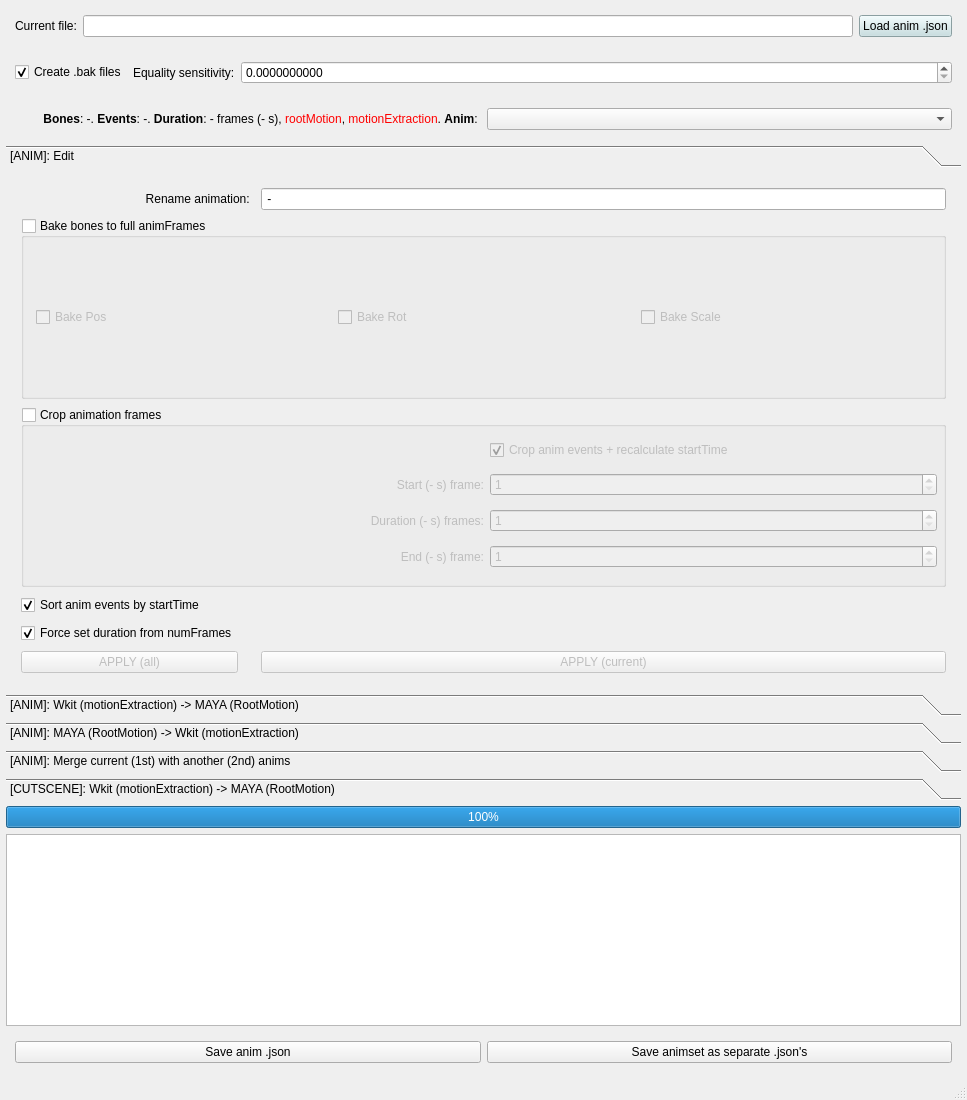
Old version of the form source/W3MayaAnimUtil.ui in the repository nikich340/W3-Maya-AnimUtil.
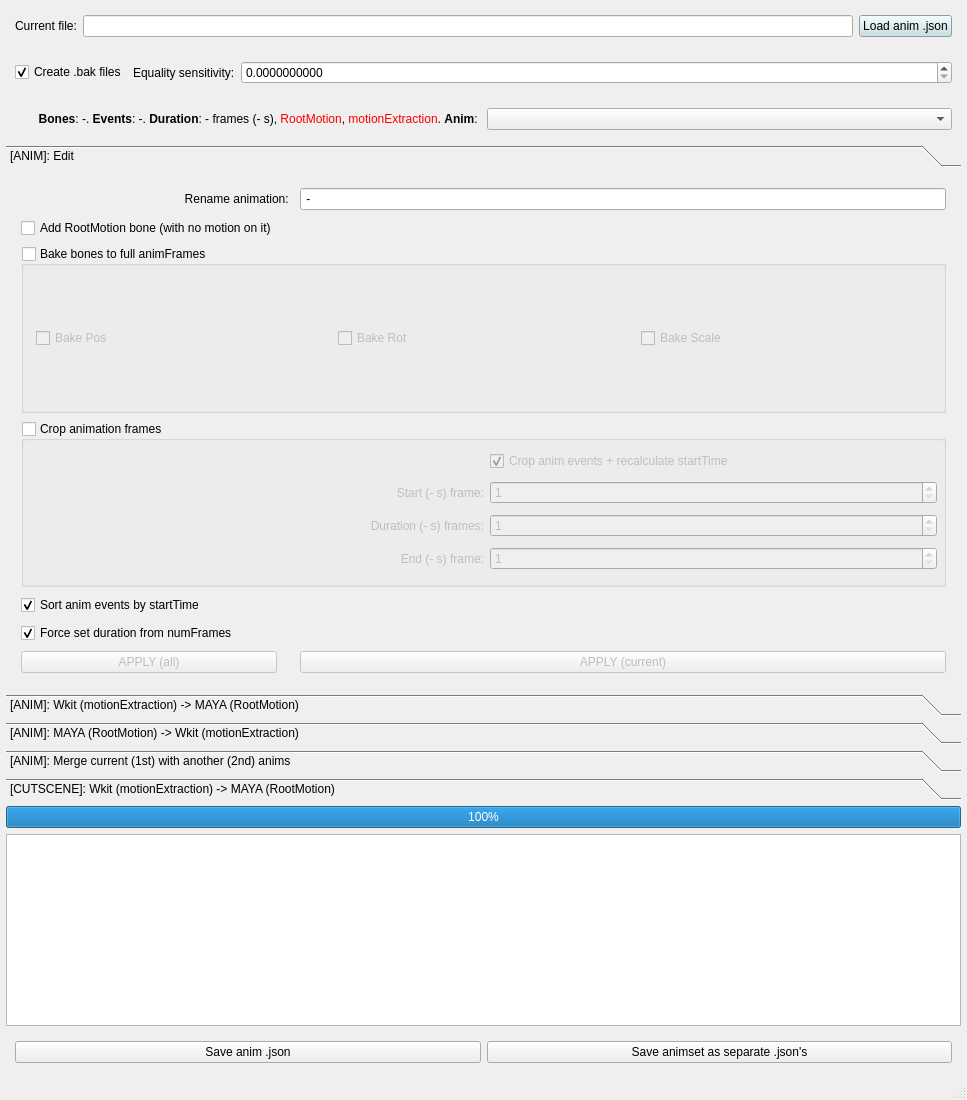
New version of the form.

```diff
--- a/source/W3MayaAnimUtil.ui
+++ b/source/W3MayaAnimUtil.ui
@@ -131,7 +131,7 @@
        <item>
         <widget class="QLabel" name="labelEditInfo">
          <property name="text">
-          <string>&lt;html&gt;&lt;head/&gt;&lt;body&gt;&lt;p&gt;&lt;span style=&quot; font-weight:700;&quot;&gt;Bones&lt;/span&gt;: -. &lt;span style=&quot; font-weight:700;&quot;&gt;Events&lt;/span&gt;: -. &lt;span style=&quot; font-weight:700;&quot;&gt;Duration&lt;/span&gt;: - frames (- s), &lt;span style=&quot; color:#ff0000;&quot;&gt;rootMotion&lt;/span&gt;, &lt;span style=&quot; color:#ff0000;&quot;&gt;motionExtraction&lt;/span&gt;&lt;span style=&quot; color:#000000;&quot;&gt;. &lt;/span&gt;&lt;span style=&quot; font-weight:700; color:#000000;&quot;&gt;Anim&lt;/span&gt;&lt;span style=&quot; color:#000000;&quot;&gt;: &lt;/span&gt;&lt;/p&gt;&lt;/body&gt;&lt;/html&gt;</string>
+          <string>&lt;html&gt;&lt;head/&gt;&lt;body&gt;&lt;p&gt;&lt;span style=&quot; font-weight:700;&quot;&gt;Bones&lt;/span&gt;: -. &lt;span style=&quot; font-weight:700;&quot;&gt;Events&lt;/span&gt;: -. &lt;span style=&quot; font-weight:700;&quot;&gt;Duration&lt;/span&gt;: - frames (- s), &lt;span style=&quot; color:#ff0000;&quot;&gt;RootMotion&lt;/span&gt;, &lt;span style=&quot; color:#ff0000;&quot;&gt;motionExtraction&lt;/span&gt;&lt;span style=&quot; color:#000000;&quot;&gt;. &lt;/span&gt;&lt;span style=&quot; font-weight:700; color:#000000;&quot;&gt;Anim&lt;/span&gt;&lt;span style=&quot; color:#000000;&quot;&gt;: &lt;/span&gt;&lt;/p&gt;&lt;/body&gt;&lt;/html&gt;</string>
          </property>
          <property name="alignment">
           <set>Qt::AlignRight|Qt::AlignTrailing|Qt::AlignVCenter</set>
@@ -154,8 +154,8 @@
         <rect>
          <x>0</x>
          <y>0</y>
-         <width>955</width>
-         <height>408</height>
+         <width>934</width>
+         <height>421</height>
         </rect>
        </property>
        <attribute name="label">
@@ -180,17 +180,17 @@
            <property name="spacing">
             <number>8</number>
            </property>
-           <item row="8" column="0">
-            <widget class="QPushButton" name="buttonEditApplyAll">
+           <item row="9" column="2">
+            <widget class="QPushButton" name="buttonEditApply">
              <property name="enabled">
               <bool>false</bool>
              </property>
              <property name="text">
-              <string>APPLY (all)</string>
+              <string>APPLY (current)</string>
              </property>
             </widget>
            </item>
-           <item row="5" column="0">
+           <item row="6" column="0">
             <widget class="QCheckBox" name="editForceDuration">
              <property name="text">
               <string>Force set duration from numFrames</string>
@@ -200,24 +200,83 @@
              </property>
             </widget>
            </item>
-           <item row="8" column="1">
-            <widget class="QLabel" name="label_3">
-             <property name="text">
-              <string/>
+           <item row="2" column="0" colspan="3">
+            <widget class="QGroupBox" name="groupEditBake">
+             <property name="title">
+              <string>Bake bones to full animFrames</string>
              </property>
+             <property name="flat">
+              <bool>false</bool>
+             </property>
+             <property name="checkable">
+              <bool>true</bool>
+             </property>
+             <property name="checked">
+              <bool>false</bool>
+             </property>
+             <layout class="QHBoxLayout" name="horizontalLayout_8">
+              <property name="spacing">
+               <number>6</number>
+              </property>
+              <property name="leftMargin">
+               <number>12</number>
+              </property>
+              <property name="topMargin">
+               <number>6</number>
+              </property>
+              <property name="rightMargin">
+               <number>6</number>
+              </property>
+              <property name="bottomMargin">
+               <number>6</number>
+              </property>
+              <item>
+               <widget class="QCheckBox" name="checkEditBakePos">
+                <property name="text">
+                 <string>Bake Pos</string>
+                </property>
+                <property name="checkable">
+                 <bool>true</bool>
+                </property>
+                <property name="checked">
+                 <bool>false</bool>
+                </property>
+               </widget>
+              </item>
+              <item>
+               <widget class="QCheckBox" name="checkEditBakeRot">
+                <property name="text">
+                 <string>Bake Rot</string>
+                </property>
+                <property name="checked">
+                 <bool>false</bool>
+                </property>
+               </widget>
+              </item>
+              <item>
+               <widget class="QCheckBox" name="checkEditBakeScale">
+                <property name="text">
+                 <string>Bake Scale</string>
+                </property>
+                <property name="checked">
+                 <bool>false</bool>
+                </property>
+               </widget>
+              </item>
+             </layout>
             </widget>
            </item>
-           <item row="0" column="2">
-            <widget class="QLineEdit" name="lineEditName">
+           <item row="9" column="0">
+            <widget class="QPushButton" name="buttonEditApplyAll">
+             <property name="enabled">
+              <bool>false</bool>
+             </property>
              <property name="text">
-              <string> - </string>
+              <string>APPLY (all)</string>
              </property>
-             <property name="alignment">
-              <set>Qt::AlignLeading|Qt::AlignLeft|Qt::AlignVCenter</set>
-             </property>
             </widget>
            </item>
-           <item row="3" column="0" colspan="3">
+           <item row="4" column="0" colspan="3">
             <widget class="QGroupBox" name="groupEditCut">
              <property name="title">
               <string>Crop animation frames</string>
@@ -317,73 +376,7 @@
              </layout>
             </widget>
            </item>
-           <item row="1" column="0" colspan="3">
-            <widget class="QGroupBox" name="groupEditBake">
-             <property name="title">
-              <string>Bake bones to full animFrames</string>
-             </property>
-             <property name="flat">
-              <bool>false</bool>
-             </property>
-             <property name="checkable">
-              <bool>true</bool>
-             </property>
-             <property name="checked">
-              <bool>false</bool>
-             </property>
-             <layout class="QHBoxLayout" name="horizontalLayout_8">
-              <property name="spacing">
-               <number>6</number>
-              </property>
-              <property name="leftMargin">
-               <number>12</number>
-              </property>
-              <property name="topMargin">
-               <number>6</number>
-              </property>
-              <property name="rightMargin">
-               <number>6</number>
-              </property>
-              <property name="bottomMargin">
-               <number>6</number>
-              </property>
-              <item>
-               <widget class="QCheckBox" name="checkEditBakePos">
-                <property name="text">
-                 <string>Bake Pos</string>
-                </property>
-                <property name="checkable">
-                 <bool>true</bool>
-                </property>
-                <property name="checked">
-                 <bool>false</bool>
-                </property>
-               </widget>
-              </item>
-              <item>
-               <widget class="QCheckBox" name="checkEditBakeRot">
-                <property name="text">
-                 <string>Bake Rot</string>
-                </property>
-                <property name="checked">
-                 <bool>false</bool>
-                </property>
-               </widget>
-              </item>
-              <item>
-               <widget class="QCheckBox" name="checkEditBakeScale">
-                <property name="text">
-                 <string>Bake Scale</string>
-                </property>
-                <property name="checked">
-                 <bool>false</bool>
-                </property>
-               </widget>
-              </item>
-             </layout>
-            </widget>
-           </item>
-           <item row="4" column="0">
+           <item row="5" column="0">
             <widget class="QCheckBox" name="checkEditSortEvents">
              <property name="text">
               <string>Sort anim events by startTime</string>
@@ -393,13 +386,20 @@
              </property>
             </widget>
            </item>
-           <item row="8" column="2">
-            <widget class="QPushButton" name="buttonEditApply">
-             <property name="enabled">
-              <bool>false</bool>
+           <item row="9" column="1">
+            <widget class="QLabel" name="label_3">
+             <property name="text">
+              <string/>
              </property>
+            </widget>
+           </item>
+           <item row="0" column="2">
+            <widget class="QLineEdit" name="lineEditName">
              <property name="text">
-              <string>APPLY (current)</string>
+              <string> - </string>
+             </property>
+             <property name="alignment">
+              <set>Qt::AlignLeading|Qt::AlignLeft|Qt::AlignVCenter</set>
              </property>
             </widget>
            </item>
@@ -413,6 +413,13 @@
              </property>
             </widget>
            </item>
+           <item row="1" column="0">
+            <widget class="QCheckBox" name="checkEditAddRootMotion">
+             <property name="text">
+              <string>Add RootMotion bone (with no motion on it)</string>
+             </property>
+            </widget>
+           </item>
           </layout>
          </widget>
         </item>
```
